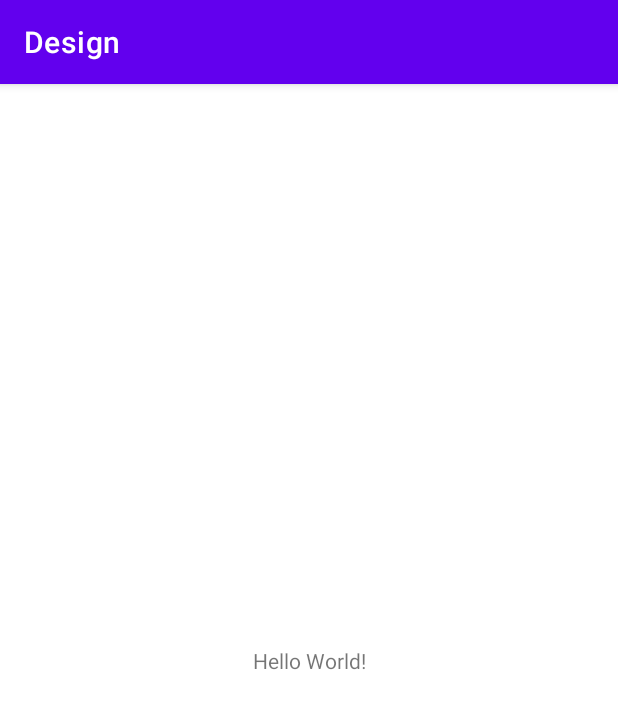
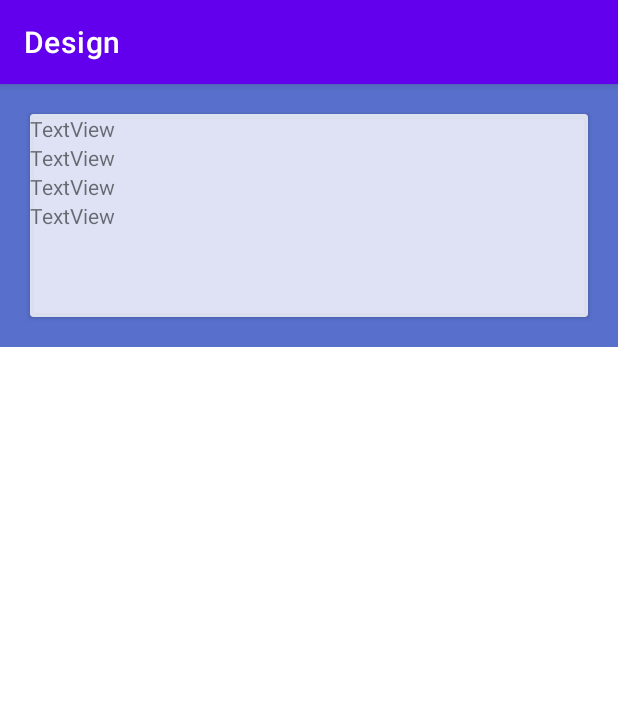
Before and after one commit to g21emmka/Design, an Android app: the screen it shows after launch (MainActivity), on a phone screen of 412 x 824 dp. Shown: the top 709 px of the screen. Run offline under Robolectric (Android 15) with nearby library versions, the phone set to English and light mode, and no system bars.

Commit message:
Added different views

```diff
--- a/app/src/main/res/layout/activity_main.xml
+++ b/app/src/main/res/layout/activity_main.xml
@@ -3,16 +3,67 @@
     xmlns:app="http://schemas.android.com/apk/res-auto"
     xmlns:tools="http://schemas.android.com/tools"
     android:layout_width="match_parent"
-    android:layout_height="match_parent"
+    android:layout_height="wrap_content"
+    android:background="#5870cb"
     tools:context=".MainActivity">
 
-    <TextView
-        android:layout_width="wrap_content"
+    <androidx.cardview.widget.CardView
+        android:layout_width="match_parent"
         android:layout_height="wrap_content"
-        android:text="Hello World!"
+        android:layout_margin="20dp"
+        app:cardBackgroundColor="#CCFFFFFF"
         app:layout_constraintBottom_toBottomOf="parent"
-        app:layout_constraintLeft_toLeftOf="parent"
-        app:layout_constraintRight_toRightOf="parent"
-        app:layout_constraintTop_toTopOf="parent" />
+        app:layout_constraintEnd_toEndOf="parent"
+        app:layout_constraintStart_toStartOf="parent"
+        app:layout_constraintTop_toTopOf="parent" >
 
+        <androidx.constraintlayout.widget.ConstraintLayout
+            android:id="@+id/card_view"
+            android:layout_width="match_parent"
+            android:layout_height="135dp" >
+
+            <TextView
+                android:id="@+id/title"
+                android:layout_width="wrap_content"
+                android:layout_height="wrap_content"
+                android:text="TextView"
+                app:layout_constraintStart_toStartOf="parent"
+                app:layout_constraintBottom_toTopOf="parent"/>
+
+            <TextView
+                android:id="@+id/Company"
+                android:layout_width="wrap_content"
+                android:layout_height="wrap_content"
+                android:text="TextView"
+                app:layout_constraintStart_toStartOf="parent"
+                app:layout_constraintTop_toBottomOf="@+id/title"
+                />
+
+            <TextView
+                android:id="@+id/Industry"
+                android:layout_width="wrap_content"
+                android:layout_height="wrap_content"
+                android:text="TextView"
+                app:layout_constraintStart_toStartOf="parent"
+                app:layout_constraintTop_toBottomOf="@+id/Company"/>
+
+            <TextView
+                android:id="@+id/Date"
+                android:layout_width="wrap_content"
+                android:layout_height="wrap_content"
+                app:layout_constraintStart_toStartOf="parent"
+                app:layout_constraintTop_toBottomOf="@+id/Industry"
+                android:text="TextView" />
+
+            <TextView
+                android:id="@+id/County"
+                android:layout_width="wrap_content"
+                android:layout_height="wrap_content"
+                android:text="TextView"
+                app:layout_constraintStart_toStartOf="parent"
+                app:layout_constraintTop_toBottomOf="@id/Date"/>
+
+
+        </androidx.constraintlayout.widget.ConstraintLayout>
+    </androidx.cardview.widget.CardView>
 </androidx.constraintlayout.widget.ConstraintLayout>
```
